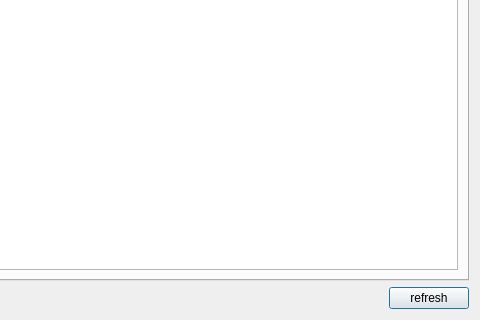
First picture: the form in cedar/processing/gui/PerformanceOverview.ui, repository cedar/cedar, before the edit; both pictures show x 145 to 625 and y 229 to 549 of the 625 by 549 pixel window.
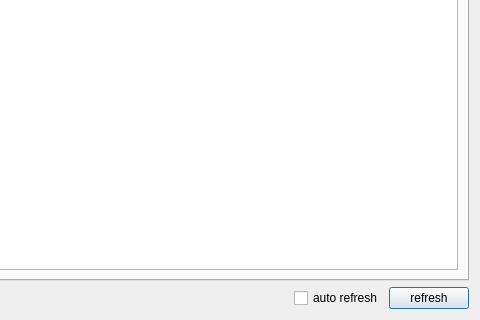
Second picture: the form after the edit.

Commit message: Implemented auto-refresh for the performance overview.

```diff
--- a/cedar/processing/gui/PerformanceOverview.ui
+++ b/cedar/processing/gui/PerformanceOverview.ui
@@ -76,6 +76,16 @@
        </property>
       </spacer>
      </item>
+     <item>
+      <widget class="QCheckBox" name="mpAutoRefresh">
+       <property name="toolTip">
+        <string>Automatically refreshes the overview.</string>
+       </property>
+       <property name="text">
+        <string>auto refresh</string>
+       </property>
+      </widget>
+     </item>
      <item>
       <widget class="QPushButton" name="mpRefreshButton">
        <property name="text">
```
The commit also changes 2 other files.
